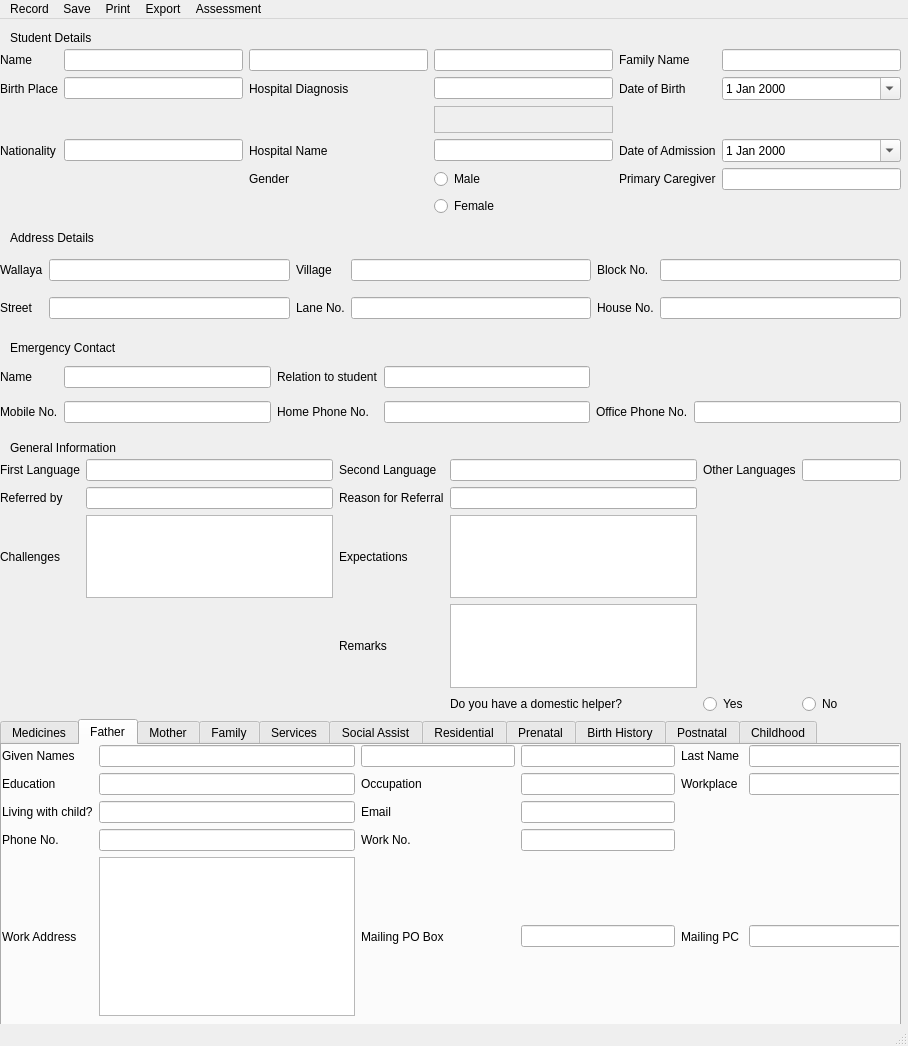
Qt form student_entry.ui (PrimalSystemStudio/StudentManagement) before a commit.
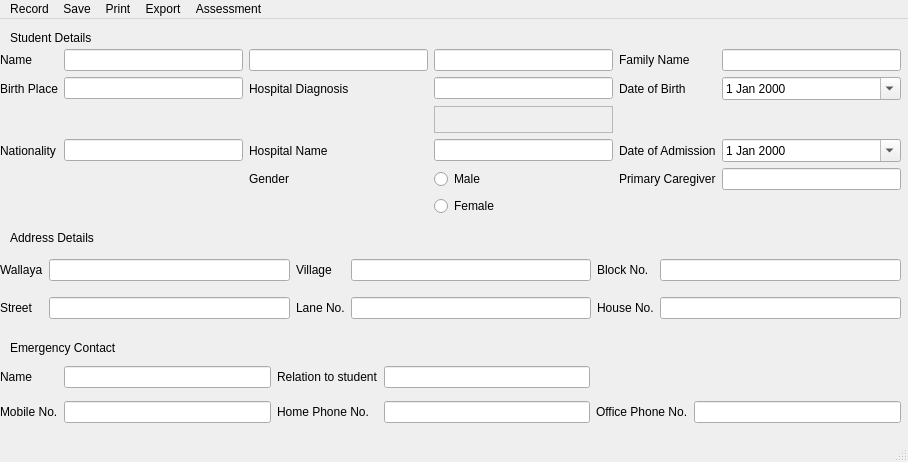
The same form after that commit. The open tabs and pages were chosen to show the change.

Commit message: Reduced initial entry data required for minimum product.

Diff of the .ui file:
```diff
--- a/student_entry.ui
+++ b/student_entry.ui
@@ -7,9 +7,15 @@
     <x>0</x>
     <y>0</y>
     <width>908</width>
-    <height>1046</height>
+    <height>462</height>
    </rect>
   </property>
+  <property name="maximumSize">
+   <size>
+    <width>16777210</width>
+    <height>16777213</height>
+   </size>
+  </property>
   <property name="windowTitle">
    <string>MainWindow</string>
   </property>
@@ -184,353 +190,6 @@
      </item>
     </layout>
    </widget>
-   <widget class="QTabWidget" name="tabWidget">
-    <property name="geometry">
-     <rect>
-      <x>0</x>
-      <y>700</y>
-      <width>901</width>
-      <height>321</height>
-     </rect>
-    </property>
-    <property name="toolTip">
-     <string>&lt;html&gt;&lt;head/&gt;&lt;body&gt;&lt;p&gt;ggg&lt;/p&gt;&lt;/body&gt;&lt;/html&gt;</string>
-    </property>
-    <property name="currentIndex">
-     <number>5</number>
-    </property>
-    <widget class="QWidget" name="tab_12">
-     <attribute name="title">
-      <string>Medicines</string>
-     </attribute>
-    </widget>
-    <widget class="QWidget" name="tab_2">
-     <attribute name="title">
-      <string>Father</string>
-     </attribute>
-     <widget class="QWidget" name="gridLayoutWidget_4">
-      <property name="geometry">
-       <rect>
-        <x>0</x>
-        <y>0</y>
-        <width>901</width>
-        <height>271</height>
-       </rect>
-      </property>
-      <layout class="QGridLayout" name="gridLayout_4">
-       <item row="1" column="5">
-        <widget class="QLineEdit" name="lineEdit_30"/>
-       </item>
-       <item row="2" column="0">
-        <widget class="QLabel" name="label_39">
-         <property name="text">
-          <string>Living with child?</string>
-         </property>
-        </widget>
-       </item>
-       <item row="4" column="0">
-        <widget class="QLabel" name="label_47">
-         <property name="text">
-          <string>Work Address</string>
-         </property>
-        </widget>
-       </item>
-       <item row="2" column="2">
-        <widget class="QLabel" name="label_40">
-         <property name="text">
-          <string>Email</string>
-         </property>
-        </widget>
-       </item>
-       <item row="0" column="0">
-        <widget class="QLabel" name="label_35">
-         <property name="text">
-          <string>Given Names</string>
-         </property>
-        </widget>
-       </item>
-       <item row="0" column="1">
-        <widget class="QLineEdit" name="lineEdit_27"/>
-       </item>
-       <item row="1" column="2">
-        <widget class="QLabel" name="label_38">
-         <property name="text">
-          <string>Occupation</string>
-         </property>
-        </widget>
-       </item>
-       <item row="1" column="3">
-        <widget class="QLineEdit" name="lineEdit_34"/>
-       </item>
-       <item row="3" column="3">
-        <widget class="QLineEdit" name="lineEdit_37"/>
-       </item>
-       <item row="2" column="3">
-        <widget class="QLineEdit" name="lineEdit_32"/>
-       </item>
-       <item row="1" column="1">
-        <widget class="QLineEdit" name="lineEdit_29"/>
-       </item>
-       <item row="3" column="0">
-        <widget class="QLabel" name="label_44">
-         <property name="text">
-          <string>Phone No.</string>
-         </property>
-        </widget>
-       </item>
-       <item row="1" column="0">
-        <widget class="QLabel" name="label_37">
-         <property name="text">
-          <string>Education</string>
-         </property>
-        </widget>
-       </item>
-       <item row="3" column="1">
-        <widget class="QLineEdit" name="lineEdit_36"/>
-       </item>
-       <item row="1" column="4">
-        <widget class="QLabel" name="label_42">
-         <property name="text">
-          <string>Workplace</string>
-         </property>
-        </widget>
-       </item>
-       <item row="2" column="1">
-        <widget class="QLineEdit" name="lineEdit_31"/>
-       </item>
-       <item row="3" column="2">
-        <widget class="QLabel" name="label_45">
-         <property name="text">
-          <string>Work No.</string>
-         </property>
-        </widget>
-       </item>
-       <item row="4" column="1">
-        <widget class="QPlainTextEdit" name="plainTextEdit_4"/>
-       </item>
-       <item row="4" column="3">
-        <widget class="QLineEdit" name="lineEdit_33"/>
-       </item>
-       <item row="4" column="2">
-        <widget class="QLabel" name="label_36">
-         <property name="text">
-          <string>Mailing PO Box</string>
-         </property>
-        </widget>
-       </item>
-       <item row="0" column="2">
-        <widget class="QLineEdit" name="lineEdit_43"/>
-       </item>
-       <item row="0" column="5">
-        <widget class="QLineEdit" name="lineEdit_44"/>
-       </item>
-       <item row="0" column="3">
-        <widget class="QLineEdit" name="lineEdit_28"/>
-       </item>
-       <item row="0" column="4">
-        <widget class="QLabel" name="label_53">
-         <property name="text">
-          <string>Last Name</string>
-         </property>
-        </widget>
-       </item>
-       <item row="4" column="4">
-        <widget class="QLabel" name="label_51">
-         <property name="text">
-          <string>Mailing PC </string>
-         </property>
-        </widget>
-       </item>
-       <item row="4" column="5">
-        <widget class="QLineEdit" name="lineEdit_42"/>
-       </item>
-      </layout>
-     </widget>
-    </widget>
-    <widget class="QWidget" name="tab">
-     <attribute name="title">
-      <string>Mother</string>
-     </attribute>
-     <widget class="QWidget" name="gridLayoutWidget_7">
-      <property name="geometry">
-       <rect>
-        <x>0</x>
-        <y>0</y>
-        <width>901</width>
-        <height>271</height>
-       </rect>
-      </property>
-      <layout class="QGridLayout" name="gridLayout_7">
-       <item row="1" column="5">
-        <widget class="QLineEdit" name="lineEdit_53"/>
-       </item>
-       <item row="2" column="0">
-        <widget class="QLabel" name="label_61">
-         <property name="text">
-          <string>Living with child?</string>
-         </property>
-        </widget>
-       </item>
-       <item row="4" column="0">
-        <widget class="QLabel" name="label_62">
-         <property name="text">
-          <string>Work Address</string>
-         </property>
-        </widget>
-       </item>
-       <item row="2" column="2">
-        <widget class="QLabel" name="label_63">
-         <property name="text">
-          <string>Email</string>
-         </property>
-        </widget>
-       </item>
-       <item row="0" column="0">
-        <widget class="QLabel" name="label_64">
-         <property name="text">
-          <string>Given Names</string>
-         </property>
-        </widget>
-       </item>
-       <item row="0" column="1">
-        <widget class="QLineEdit" name="lineEdit_54"/>
-       </item>
-       <item row="1" column="2">
-        <widget class="QLabel" name="label_65">
-         <property name="text">
-          <string>Occupation</string>
-         </property>
-        </widget>
-       </item>
-       <item row="1" column="3">
-        <widget class="QLineEdit" name="lineEdit_55"/>
-       </item>
-       <item row="3" column="3">
-        <widget class="QLineEdit" name="lineEdit_56"/>
-       </item>
-       <item row="2" column="3">
-        <widget class="QLineEdit" name="lineEdit_57"/>
-       </item>
-       <item row="1" column="1">
-        <widget class="QLineEdit" name="lineEdit_58"/>
-       </item>
-       <item row="3" column="0">
-        <widget class="QLabel" name="label_66">
-         <property name="text">
-          <string>Phone No.</string>
-         </property>
-        </widget>
-       </item>
-       <item row="1" column="0">
-        <widget class="QLabel" name="label_67">
-         <property name="text">
-          <string>Education</string>
-         </property>
-        </widget>
-       </item>
-       <item row="3" column="1">
-        <widget class="QLineEdit" name="lineEdit_59"/>
-       </item>
-       <item row="1" column="4">
-        <widget class="QLabel" name="label_68">
-         <property name="text">
-          <string>Workplace</string>
-         </property>
-        </widget>
-       </item>
-       <item row="2" column="1">
-        <widget class="QLineEdit" name="lineEdit_60"/>
-       </item>
-       <item row="3" column="2">
-        <widget class="QLabel" name="label_69">
-         <property name="text">
-          <string>Work No.</string>
-         </property>
-        </widget>
-       </item>
-       <item row="4" column="1">
-        <widget class="QPlainTextEdit" name="plainTextEdit_6"/>
-       </item>
-       <item row="4" column="3">
-        <widget class="QLineEdit" name="lineEdit_61"/>
-       </item>
-       <item row="4" column="2">
-        <widget class="QLabel" name="label_70">
-         <property name="text">
-          <string>Mailing PO Box</string>
-         </property>
-        </widget>
-       </item>
-       <item row="0" column="2">
-        <widget class="QLineEdit" name="lineEdit_62"/>
-       </item>
-       <item row="0" column="5">
-        <widget class="QLineEdit" name="lineEdit_63"/>
-       </item>
-       <item row="0" column="3">
-        <widget class="QLineEdit" name="lineEdit_64"/>
-       </item>
-       <item row="0" column="4">
-        <widget class="QLabel" name="label_71">
-         <property name="text">
-          <string>Last Name</string>
-         </property>
-        </widget>
-       </item>
-       <item row="4" column="4">
-        <widget class="QLabel" name="label_72">
-         <property name="text">
-          <string>Mailing PC </string>
-         </property>
-        </widget>
-       </item>
-       <item row="4" column="5">
-        <widget class="QLineEdit" name="lineEdit_65"/>
-       </item>
-      </layout>
-     </widget>
-    </widget>
-    <widget class="QWidget" name="tab_5">
-     <attribute name="title">
-      <string>Family</string>
-     </attribute>
-    </widget>
-    <widget class="QWidget" name="tab_7">
-     <attribute name="title">
-      <string>Services</string>
-     </attribute>
-    </widget>
-    <widget class="QWidget" name="tab_8">
-     <attribute name="title">
-      <string>Social Assist</string>
-     </attribute>
-    </widget>
-    <widget class="QWidget" name="tab_9">
-     <attribute name="title">
-      <string>Residential</string>
-     </attribute>
-    </widget>
-    <widget class="QWidget" name="tab_10">
-     <attribute name="title">
-      <string>Prenatal</string>
-     </attribute>
-    </widget>
-    <widget class="QWidget" name="tab_13">
-     <attribute name="title">
-      <string>Birth History</string>
-     </attribute>
-    </widget>
-    <widget class="QWidget" name="tab_14">
-     <attribute name="title">
-      <string>Postnatal</string>
-     </attribute>
-    </widget>
-    <widget class="QWidget" name="tab_15">
-     <attribute name="title">
-      <string>Childhood</string>
-     </attribute>
-    </widget>
-   </widget>
    <widget class="QLabel" name="label_6">
     <property name="geometry">
      <rect>
@@ -704,132 +363,6 @@
      </item>
     </layout>
    </widget>
-   <widget class="QLabel" name="label_14">
-    <property name="geometry">
-     <rect>
-      <x>10</x>
-      <y>420</y>
-      <width>191</width>
-      <height>17</height>
-     </rect>
-    </property>
-    <property name="text">
-     <string>General Information</string>
-    </property>
-   </widget>
-   <widget class="QWidget" name="gridLayoutWidget_5">
-    <property name="geometry">
-     <rect>
-      <x>0</x>
-      <y>440</y>
-      <width>901</width>
-      <height>255</height>
-     </rect>
-    </property>
-    <layout class="QGridLayout" name="gridLayout_5">
-     <item row="2" column="2">
-      <widget class="QLabel" name="label_32">
-       <property name="text">
-        <string>Expectations</string>
-       </property>
-      </widget>
-     </item>
-     <item row="2" column="3">
-      <widget class="QPlainTextEdit" name="plainTextEdit"/>
-     </item>
-     <item row="1" column="3">
-      <widget class="QLineEdit" name="lineEdit_26"/>
-     </item>
-     <item row="0" column="5">
-      <widget class="QLineEdit" name="lineEdit_24"/>
-     </item>
-     <item row="0" column="1">
-      <widget class="QLineEdit" name="lineEdit_22"/>
-     </item>
-     <item row="0" column="0">
-      <widget class="QLabel" name="label_26">
-       <property name="text">
-        <string>First Language</string>
-       </property>
-      </widget>
-     </item>
-     <item row="1" column="2">
-      <widget class="QLabel" name="label_30">
-       <property name="text">
-        <string>Reason for Referral</string>
-       </property>
-      </widget>
-     </item>
-     <item row="0" column="4">
-      <widget class="QLabel" name="label_28">
-       <property name="text">
-        <string>Other Languages</string>
-       </property>
-      </widget>
-     </item>
-     <item row="0" column="2">
-      <widget class="QLabel" name="label_27">
-       <property name="text">
-        <string>Second Language</string>
-       </property>
-      </widget>
-     </item>
-     <item row="0" column="3">
-      <widget class="QLineEdit" name="lineEdit_23"/>
-     </item>
-     <item row="1" column="1">
-      <widget class="QLineEdit" name="lineEdit_25"/>
-     </item>
-     <item row="1" column="0">
-      <widget class="QLabel" name="label_29">
-       <property name="text">
-        <string>Referred by</string>
-       </property>
-      </widget>
-     </item>
-     <item row="2" column="0">
-      <widget class="QLabel" name="label_33">
-       <property name="text">
-        <string>Challenges</string>
-       </property>
-      </widget>
-     </item>
-     <item row="2" column="1">
-      <widget class="QPlainTextEdit" name="plainTextEdit_2"/>
-     </item>
-     <item row="3" column="2">
-      <widget class="QLabel" name="label_34">
-       <property name="text">
-        <string>Remarks</string>
-       </property>
-      </widget>
-     </item>
-     <item row="3" column="3">
-      <widget class="QPlainTextEdit" name="plainTextEdit_3"/>
-     </item>
-     <item row="4" column="4">
-      <widget class="QRadioButton" name="radioButton_3">
-       <property name="text">
-        <string>Yes</string>
-       </property>
-      </widget>
-     </item>
-     <item row="4" column="5">
-      <widget class="QRadioButton" name="radioButton_4">
-       <property name="text">
-        <string>No</string>
-       </property>
-      </widget>
-     </item>
-     <item row="4" column="3">
-      <widget class="QLabel" name="label_31">
-       <property name="text">
-        <string>Do you have a domestic helper?</string>
-       </property>
-      </widget>
-     </item>
-    </layout>
-   </widget>
   </widget>
   <widget class="QStatusBar" name="statusbar"/>
   <widget class="QMenuBar" name="menuBar">
```
Left out of the diff: 2 changed lines with no effect on the pictures.
